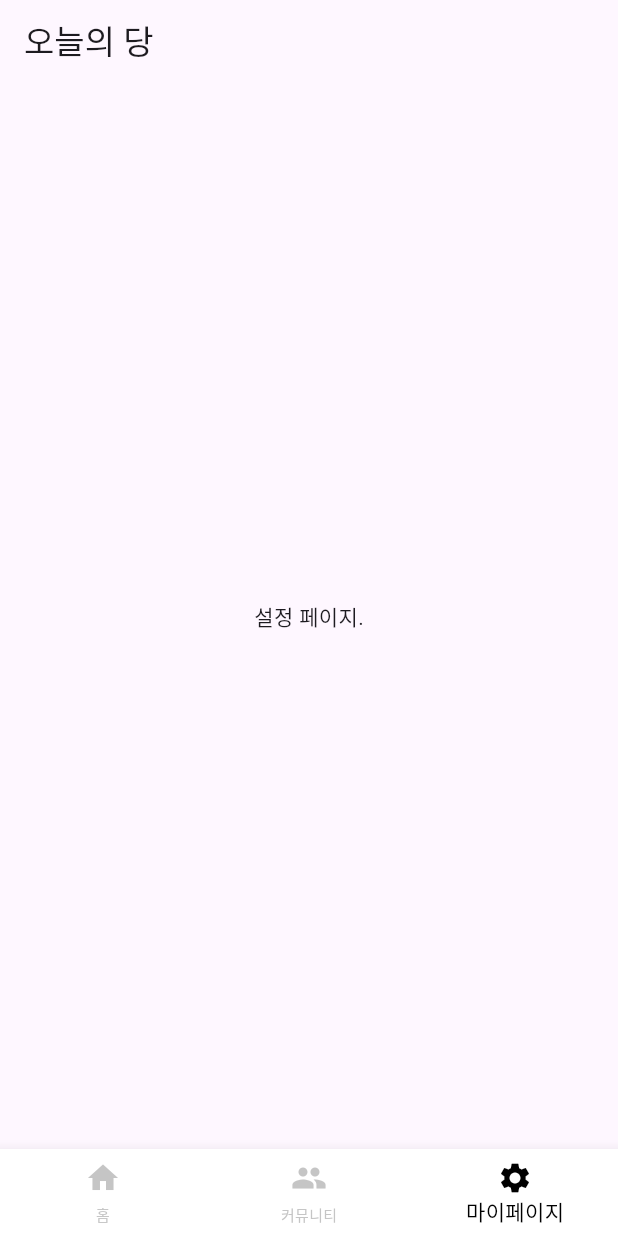
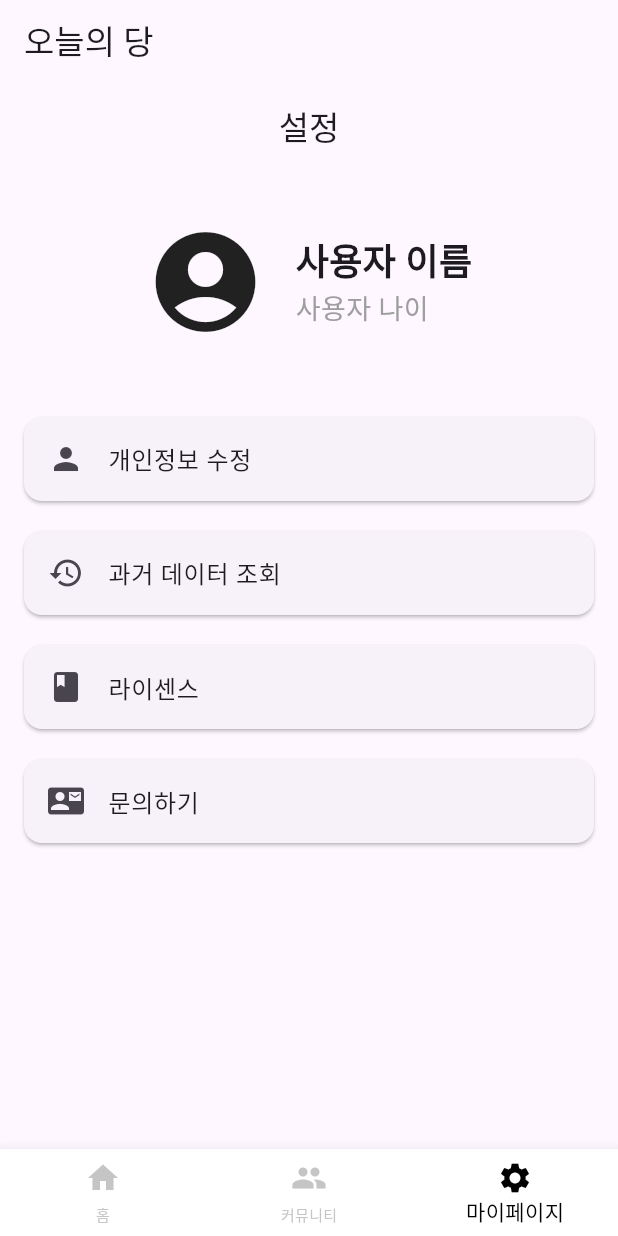
Before and after one commit to dbsgmlduf/diabetesNote, a Flutter app: the screen it shows after launch, item 3 of the bottom bar chosen, on a phone screen of 412 x 824 dp. Run offline on Flutter 3.47's test engine with Material 3 defaults, Android fonts, the phone set to English and light mode, and no system bars; our stand-ins replace get, shared_preferences.

Commit message:
설정 화면 생성

```diff
--- a/client/lib/landingpage.dart
+++ b/client/lib/landingpage.dart
@@ -17,6 +17,7 @@ class _LandingPageState extends State<Landingpage>{
     });
     super.initState();
   }
+  @override
   Widget build(BuildContext context){
     return Scaffold(
       body: Stack(
--- a/client/lib/mainPages/homescreen.dart
+++ b/client/lib/mainPages/homescreen.dart
@@ -27,7 +27,7 @@ class _HomeScreenState extends State<Homescreen> {
   int _currentIndex = 0;
   PageController _pageController = PageController();
 
-  List<String> pageTitles = ['오늘의 혈당', '기능 2'];
+  List<String> pageTitles = ['오늘의 혈당', '인슐린 기록'];
 
   @override
   Widget build(BuildContext context) {
--- a/client/lib/mainPages/settingscreen.dart
+++ b/client/lib/mainPages/settingscreen.dart
@@ -1,16 +1,77 @@
 import 'package:flutter/material.dart';
+import 'package:get/get.dart';
 
-class Settingscreen extends StatefulWidget{
+class SettingScreen extends StatelessWidget {
+  final String userName = '사용자 이름'; // 이 부분은 추후 DB와 연결하여 사용자 데이터를 가져올 예정입니다.
+  final String userAge = '사용자 나이'; // 이 부분은 추후 DB와 연결하여 사용자 데이터를 가져올 예정입니다.
+
   @override
-  _SettingScreenState createState() => _SettingScreenState();
-}
-
-class _SettingScreenState extends State<Settingscreen>{
-  @override
-  Widget build(BuildContext context){
-    return Container(
-      alignment: Alignment.center,
-      child: Text("설정 페이지."),
+  Widget build(BuildContext context) {
+    return Scaffold(
+      appBar: AppBar(
+        title: Text('설정'),
+        centerTitle: true,
+      ),
+      body: Padding(
+        padding: const EdgeInsets.all(16.0),
+        child: Column(
+          children: [
+            SizedBox(height: 20),
+            Row(
+              mainAxisAlignment: MainAxisAlignment.center,
+              children: [
+                Icon(Icons.account_circle, size: 80),
+                SizedBox(width: 20),
+                Column(
+                  crossAxisAlignment: CrossAxisAlignment.start,
+                  children: [
+                    Text(
+                      userName,
+                      style: TextStyle(fontSize: 24, fontWeight: FontWeight.bold),
+                    ),
+                    Text(
+                      userAge,
+                      style: TextStyle(fontSize: 18, color: Colors.grey),
+                    ),
+                  ],
+                ),
+              ],
+            ),
+            SizedBox(height: 40),
+            _buildSettingCard(context, '개인정보 수정', Icons.person, _navigateToPersonalInfo),
+            _buildSettingCard(context, '과거 데이터 조회', Icons.history, _navigateToDataHistory),
+            _buildSettingCard(context, '라이센스', Icons.book, _navigateToLicense),
+            _buildSettingCard(context, '문의하기', Icons.contact_mail, _navigateToContact),
+          ],
+        ),
+      ),
     );
   }
+
+  Widget _buildSettingCard(BuildContext context, String title, IconData icon, VoidCallback onTap) {
+    return Card(
+      margin: EdgeInsets.symmetric(vertical: 10),
+      child: ListTile(
+        leading: Icon(icon),
+        title: Text(title),
+        onTap: onTap,
+      ),
+    );
+  }
+
+  void _navigateToPersonalInfo() {
+    // 추후 개인정보 수정 페이지로 이동
+  }
+
+  void _navigateToDataHistory() {
+    // 추후 과거 데이터 조회 페이지로 이동
+  }
+
+  void _navigateToLicense() {
+    // 추후 라이센스 페이지로 이동
+  }
+
+  void _navigateToContact() {
+    // 추후 문의하기 페이지로 이동
+  }
 }
--- a/client/lib/mainpage.dart
+++ b/client/lib/mainpage.dart
@@ -1,6 +1,7 @@
 import 'package:client/mainPages/communityscreen.dart';
 import 'package:client/mainPages/homescreen.dart';
 import 'package:client/mainPages/settingscreen.dart';
+
 import 'package:flutter/material.dart';
 class Mainpage extends StatefulWidget {
   @override
@@ -26,7 +27,7 @@ class _MainPageState extends State<Mainpage>{
   List pages =[
     Homescreen(),
     Communityscreen(),
-    Settingscreen(),
+    SettingScreen(),
   ];
   @override
   Widget build(BuildContext context){
```
Also changed, not shown: client/lib/detailfeature/injectionpage.dart (+15 -11 lines).
